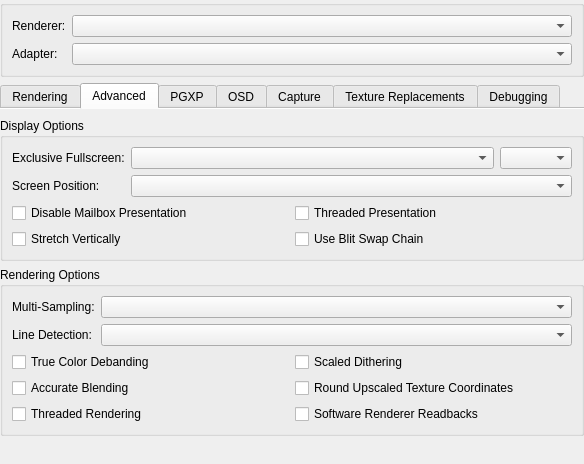
Above: src/duckstation-qt/graphicssettingswidget.ui from kofxi3584karlayang/duckstation before the change. Below: the same form after it.
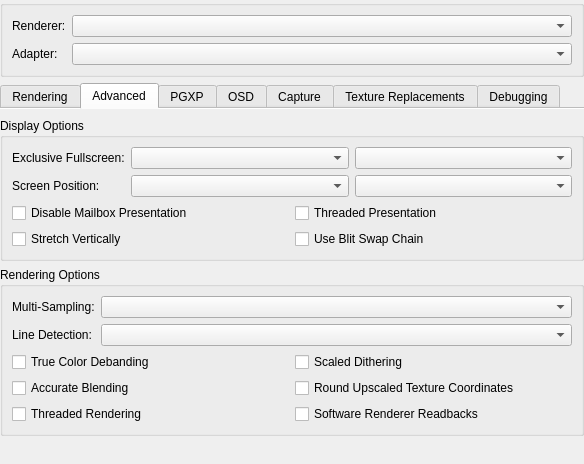
That is the form after the change. The open tabs and pages were chosen to show the change.

Commit message: GPU: Add display rotation option

Patch:
```diff
--- a/src/duckstation-qt/graphicssettingswidget.ui
+++ b/src/duckstation-qt/graphicssettingswidget.ui
@@ -320,7 +320,7 @@
            </widget>
           </item>
           <item row="0" column="1">
-           <layout class="QHBoxLayout" name="horizontalLayout_8" stretch="1,0">
+           <layout class="QHBoxLayout" name="horizontalLayout_8">
             <item>
              <widget class="QComboBox" name="fullscreenMode"/>
             </item>
@@ -336,9 +336,6 @@
             </property>
            </widget>
           </item>
-          <item row="1" column="1">
-           <widget class="QComboBox" name="displayAlignment"/>
-          </item>
           <item row="2" column="0" colspan="2">
            <layout class="QGridLayout" name="advancedDisplayOptionsLayout">
             <item row="0" column="0">
@@ -371,6 +368,16 @@
             </item>
            </layout>
           </item>
+          <item row="1" column="1">
+           <layout class="QHBoxLayout" name="horizontalLayout">
+            <item>
+             <widget class="QComboBox" name="displayAlignment"/>
+            </item>
+            <item>
+             <widget class="QComboBox" name="displayRotation"/>
+            </item>
+           </layout>
+          </item>
          </layout>
         </widget>
        </item>
```
The commit also changes 19 other files.
